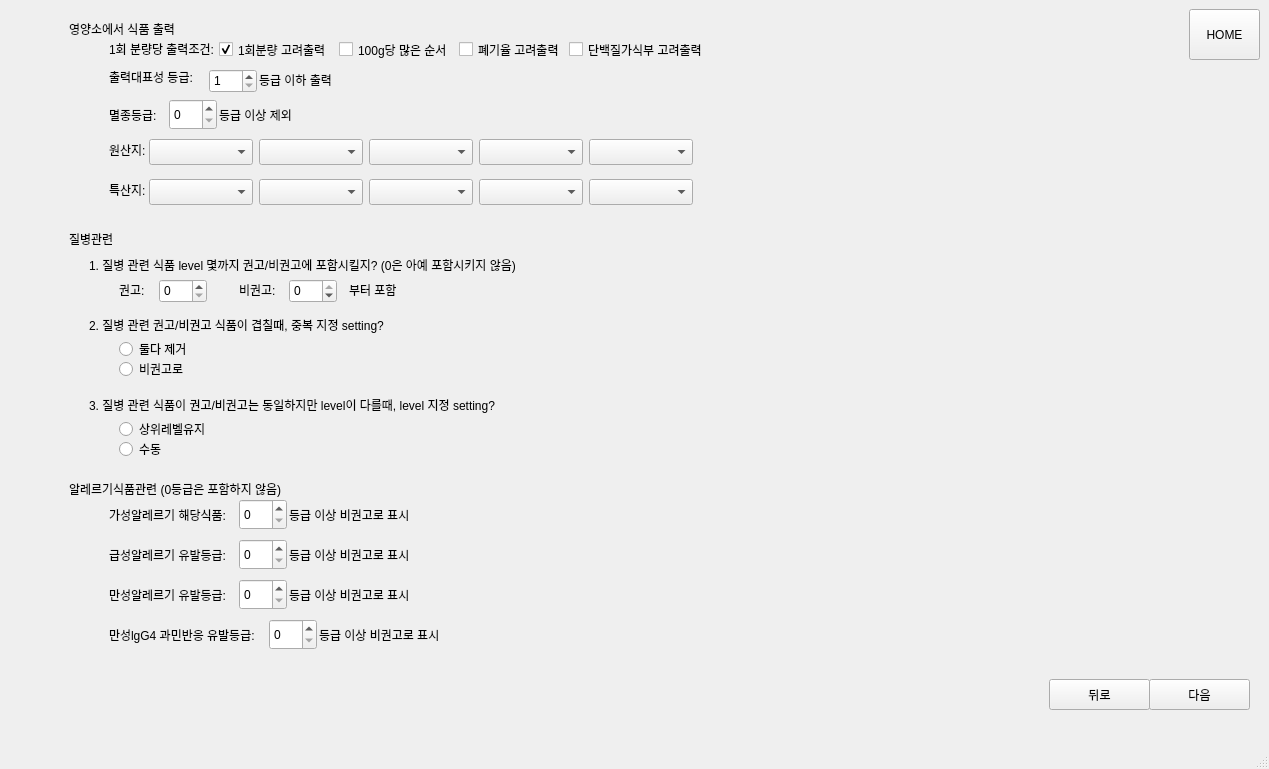
First picture: the form in view/stackedwid1.ui, repository jipark721/kh_proj, before the edit.
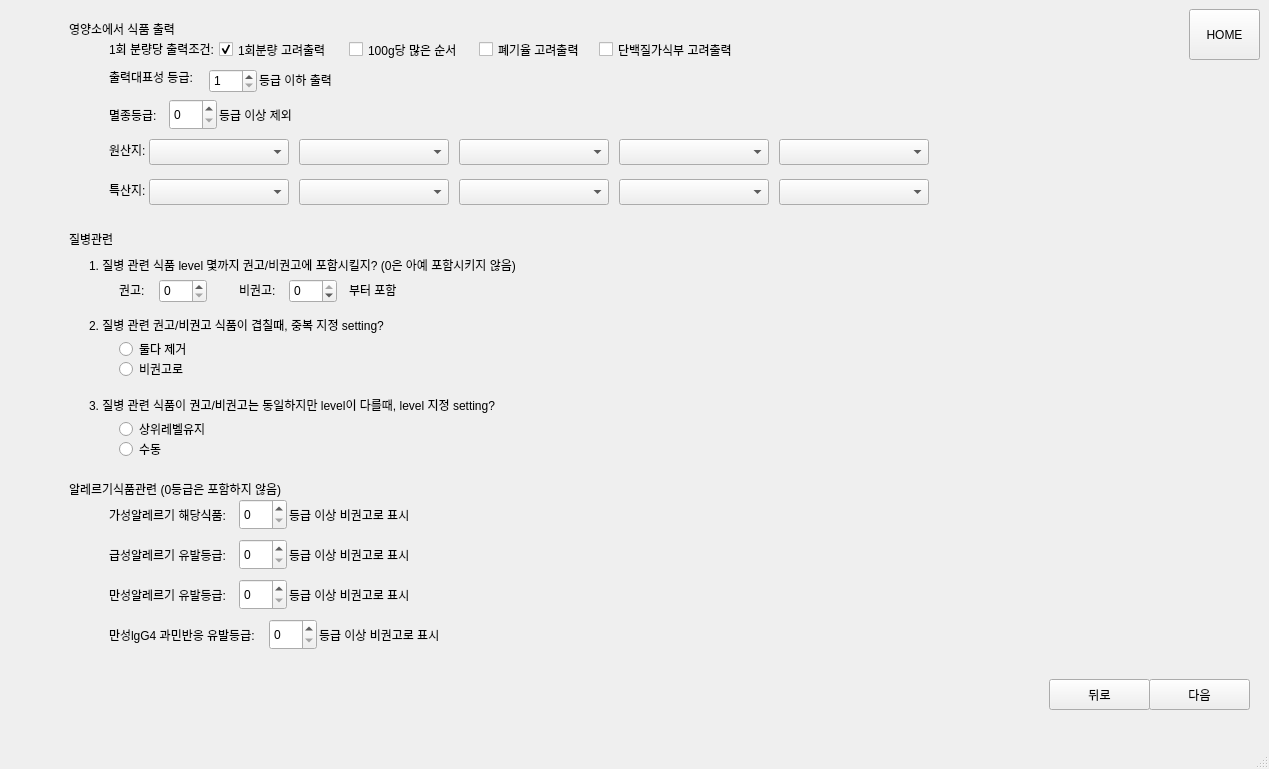
Second picture: the form after the edit. The open tabs and pages were chosen to show the change.

```diff
--- a/view/stackedwid1.ui
+++ b/view/stackedwid1.ui
@@ -1541,16 +1541,16 @@
           <rect>
            <x>50</x>
            <y>-10</y>
-           <width>671</width>
+           <width>921</width>
            <height>231</height>
           </rect>
          </property>
          <widget class="QComboBox" name="comboBox_specialty_5_8">
           <property name="geometry">
            <rect>
-            <x>530</x>
+            <x>720</x>
             <y>180</y>
-            <width>104</width>
+            <width>150</width>
             <height>26</height>
            </rect>
           </property>
@@ -1558,9 +1558,9 @@
          <widget class="QComboBox" name="comboBox_specialty_3_8">
           <property name="geometry">
            <rect>
-            <x>310</x>
+            <x>400</x>
             <y>180</y>
-            <width>104</width>
+            <width>150</width>
             <height>26</height>
            </rect>
           </property>
@@ -1581,9 +1581,9 @@
          <widget class="QComboBox" name="comboBox_origin_4_8">
           <property name="geometry">
            <rect>
-            <x>420</x>
+            <x>560</x>
             <y>140</y>
-            <width>104</width>
+            <width>150</width>
             <height>26</height>
            </rect>
           </property>
@@ -1607,7 +1607,7 @@
          <widget class="QCheckBox" name="ckBox_mortalityFirst_8">
           <property name="geometry">
            <rect>
-            <x>400</x>
+            <x>420</x>
             <y>40</y>
             <width>128</width>
             <height>21</height>
@@ -1625,7 +1625,7 @@
            <rect>
             <x>90</x>
             <y>140</y>
-            <width>104</width>
+            <width>140</width>
             <height>26</height>
            </rect>
           </property>
@@ -1646,9 +1646,9 @@
          <widget class="QComboBox" name="comboBox_origin_3_8">
           <property name="geometry">
            <rect>
-            <x>310</x>
+            <x>400</x>
             <y>140</y>
-            <width>104</width>
+            <width>150</width>
             <height>26</height>
            </rect>
           </property>
@@ -1656,9 +1656,9 @@
          <widget class="QComboBox" name="comboBox_specialty_2_8">
           <property name="geometry">
            <rect>
-            <x>200</x>
+            <x>240</x>
             <y>180</y>
-            <width>104</width>
+            <width>150</width>
             <height>26</height>
            </rect>
           </property>
@@ -1666,9 +1666,9 @@
          <widget class="QComboBox" name="comboBox_specialty_4_8">
           <property name="geometry">
            <rect>
-            <x>420</x>
+            <x>560</x>
             <y>180</y>
-            <width>104</width>
+            <width>150</width>
             <height>26</height>
            </rect>
           </property>
@@ -1689,7 +1689,7 @@
          <widget class="QCheckBox" name="ckBox_100gFirst_8">
           <property name="geometry">
            <rect>
-            <x>280</x>
+            <x>290</x>
             <y>40</y>
             <width>128</width>
             <height>21</height>
@@ -1737,7 +1737,7 @@
          <widget class="QCheckBox" name="ckBox_proteinFirst_8">
           <property name="geometry">
            <rect>
-            <x>510</x>
+            <x>540</x>
             <y>40</y>
             <width>141</width>
             <height>21</height>
@@ -1753,9 +1753,9 @@
          <widget class="QComboBox" name="comboBox_origin_5_8">
           <property name="geometry">
            <rect>
-            <x>530</x>
+            <x>720</x>
             <y>140</y>
-            <width>104</width>
+            <width>150</width>
             <height>26</height>
            </rect>
           </property>
@@ -1807,7 +1807,7 @@
            <rect>
             <x>90</x>
             <y>180</y>
-            <width>104</width>
+            <width>140</width>
             <height>26</height>
            </rect>
           </property>
@@ -1828,9 +1828,9 @@
          <widget class="QComboBox" name="comboBox_origin_2_8">
           <property name="geometry">
            <rect>
-            <x>200</x>
+            <x>240</x>
             <y>140</y>
-            <width>104</width>
+            <width>150</width>
             <height>26</height>
            </rect>
           </property>
```
Left out of the diff: 2 changed lines with no effect on the pictures.
